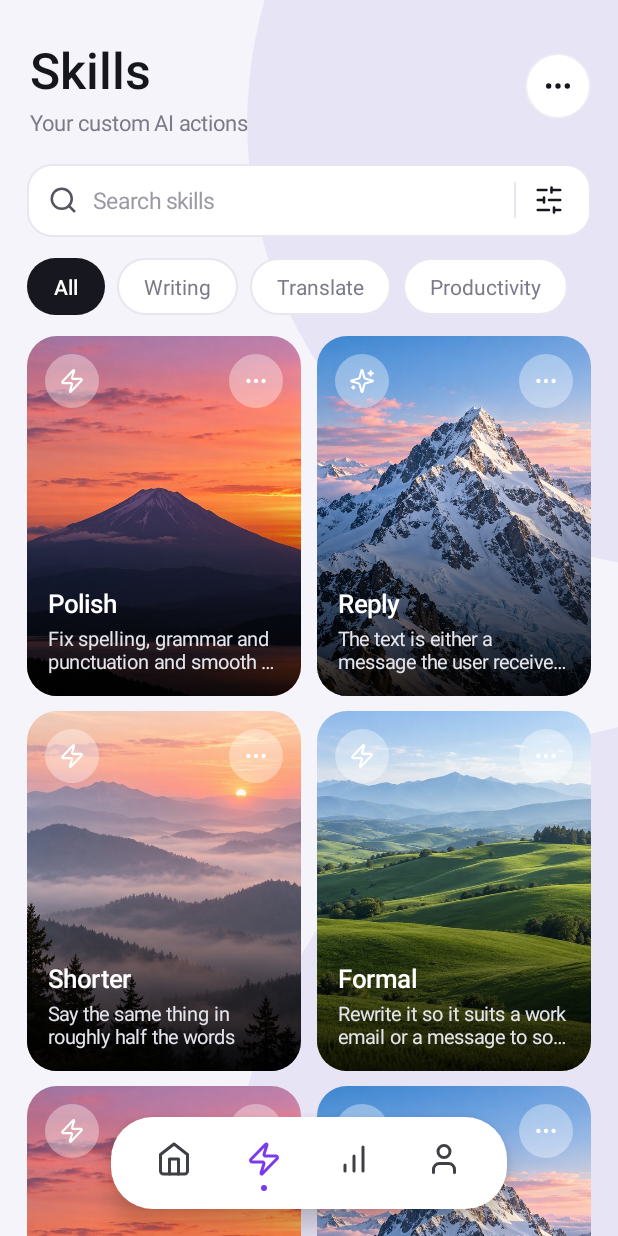
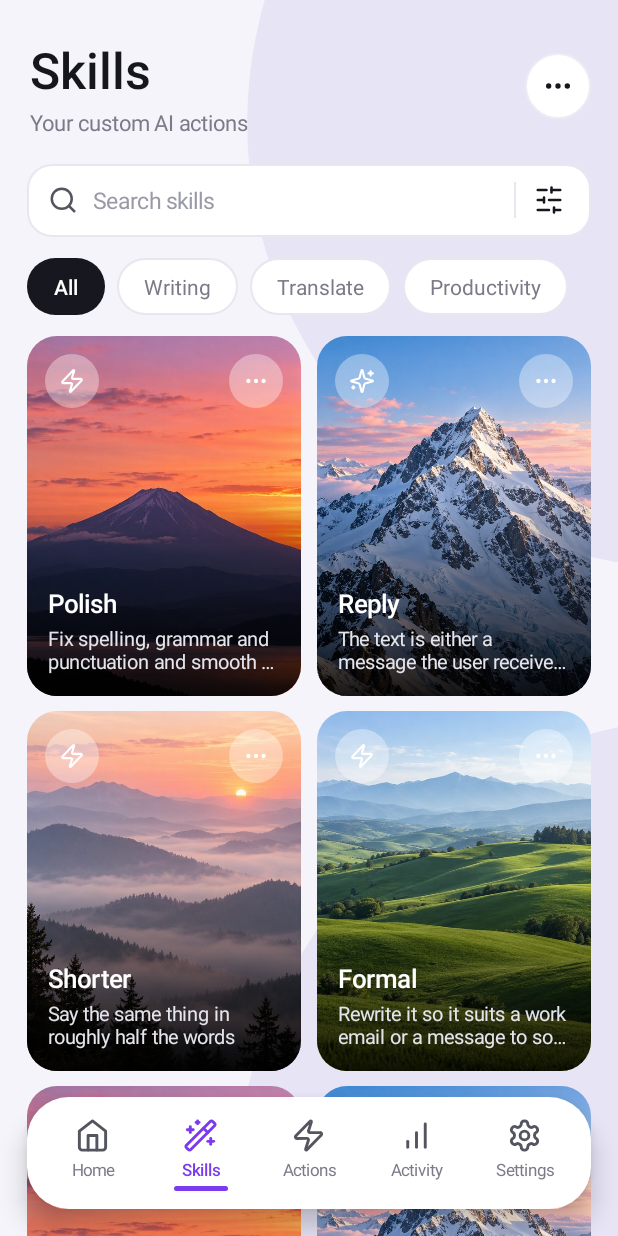
Before and after one commit to manavbudhia-dev/verbo, an Android app: the MainActivity screen opened directly, with no data from a screen before it, after a tap on "All", on a phone screen of 412 x 824 dp. Run offline under Robolectric (Android 15) with nearby library versions, the phone set to English and light mode, and no system bars; libraries missing offline, so code that uses them is left out: com.anthropic.client, com.anthropic.core, com.anthropic.errors, com.anthropic.models; 3 other taps on this screen came first.

Commit message:
One bottom bar everywhere: five labelled tabs with a purple underline, no stray keyboard FAB; Try the keyboard moves into Settings

```diff
--- a/app/src/main/java/app/verbo/keyboard/Look.kt
+++ b/app/src/main/java/app/verbo/keyboard/Look.kt
@@ -100,7 +100,7 @@ class Look(val a: Activity) {
         if (nav == null) a.setContentView(scroll)
         else a.setContentView(FrameLayout(a).apply {
             addView(scroll, FrameLayout.LayoutParams(-1, -1))
-            addView(nav, FrameLayout.LayoutParams(-2, -2, Gravity.BOTTOM or Gravity.CENTER_HORIZONTAL).apply { bottomMargin = dp(18) })
+            addView(nav, FrameLayout.LayoutParams(-1, -2, Gravity.BOTTOM).apply { bottomMargin = dp(18); leftMargin = dp(18); rightMargin = dp(18) })
         })
         return column
     }
@@ -455,62 +455,34 @@ class Look(val a: Activity) {
         layoutParams = LinearLayout.LayoutParams(-1, -2)
     }
 
-    /** Settings tab bar: Home, Activity, the round keyboard button, Settings (active gets an underline). */
-    fun navSettings(onHome: () -> Unit, onActivity: () -> Unit, onKeyboard: () -> Unit): LinearLayout {
+    /** The one bottom bar used on every page: five labelled tabs, active one purple with an underline. */
+    fun nav(active: String, onHome: () -> Unit, onSkills: () -> Unit, onActions: () -> Unit, onActivity: () -> Unit, onSettings: () -> Unit): LinearLayout {
         val bar = LinearLayout(a).apply {
             gravity = Gravity.CENTER_VERTICAL
             background = shape(card, 28)
-            setPadding(dp(10), dp(8), dp(10), dp(8))
+            setPadding(dp(8), dp(8), dp(8), dp(8))
             elevation = dp(10).toFloat()
         }
-        fun item(iconRes: Int, label: String, active: Boolean, onTap: () -> Unit) {
-            val col = LinearLayout(a).apply {
-                orientation = LinearLayout.VERTICAL
-                gravity = Gravity.CENTER_HORIZONTAL
-                setPadding(dp(14), dp(6), dp(14), dp(4))
-                background = ripple(null, 18)
-                setOnClickListener { onTap() }
-            }
-            col.addView(icon(iconRes, 24, if (active) accent else Color.parseColor("#55555F")))
-            col.addView(text(label, 11.5f, if (active) accent else muted, bold = active).apply { setPadding(0, dp(3), 0, 0) })
-            col.addView(View(a).apply { background = shape(if (active) accent else Color.TRANSPARENT, 2) }, LinearLayout.LayoutParams(dp(44), dp(3)).apply { topMargin = dp(3) })
-            bar.addView(col)
-        }
-        item(R.drawable.ic_home, "Home", false, onHome)
-        item(R.drawable.ic_bar_chart, "Activity", false, onActivity)
-        bar.addView(FrameLayout(a).apply {
-            background = shape(accent, 28)
-            elevation = dp(6).toFloat()
-            addView(icon(R.drawable.ic_keyboard, 26, Color.WHITE), FrameLayout.LayoutParams(dp(26), dp(26), Gravity.CENTER))
-            setOnClickListener { onKeyboard() }
-            contentDescription = "Try the keyboard"
-        }, LinearLayout.LayoutParams(dp(56), dp(56)).apply { setMargins(dp(14), 0, dp(14), 0) })
-        item(R.drawable.ic_settings, "Settings", true) {}
-        return bar
-    }
-
-    /** Icon-only tab bar with a dot under the active tab, as on the Skills and Auto Actions screens. */
-    fun navIcons(active: String, items: List<Triple<String, Int, () -> Unit>>): LinearLayout {
-        val bar = LinearLayout(a).apply {
-            gravity = Gravity.CENTER_VERTICAL
-            background = shape(card, 28)
-            setPadding(dp(12), dp(10), dp(12), dp(8))
-            elevation = dp(10).toFloat()
-        }
-        items.forEach { (id, iconRes, onTap) ->
+        fun item(id: String, iconRes: Int, label: String, onTap: () -> Unit) {
             val on = id == active
             val col = LinearLayout(a).apply {
                 orientation = LinearLayout.VERTICAL
                 gravity = Gravity.CENTER_HORIZONTAL
-                setPadding(dp(18), dp(6), dp(18), dp(4))
+                setPadding(0, dp(6), 0, dp(4))
                 background = ripple(null, 18)
+                contentDescription = label
                 setOnClickListener { onTap() }
-                contentDescription = id
             }
-            col.addView(icon(iconRes, 24, if (on) accent else Color.parseColor("#3F3F46")))
-            col.addView(View(a).apply { background = shape(if (on) accent else Color.TRANSPARENT, 2) }, LinearLayout.LayoutParams(dp(4), dp(4)).apply { topMargin = dp(5) })
-            bar.addView(col)
+            col.addView(icon(iconRes, 23, if (on) accent else Color.parseColor("#55555F")))
+            col.addView(text(label, 11f, if (on) accent else muted, bold = on).apply { setPadding(0, dp(3), 0, 0); gravity = Gravity.CENTER_HORIZONTAL })
+            col.addView(View(a).apply { background = shape(if (on) accent else Color.TRANSPARENT, 2) }, LinearLayout.LayoutParams(dp(36), dp(3)).apply { topMargin = dp(3); gravity = Gravity.CENTER_HORIZONTAL })
+            bar.addView(col, LinearLayout.LayoutParams(0, -2, 1f))
         }
+        item("home", R.drawable.ic_home, "Home", onHome)
+        item("skills", R.drawable.ic_wand_sparkles, "Skills", onSkills)
+        item("actions", R.drawable.ic_zap, "Actions", onActions)
+        item("activity", R.drawable.ic_bar_chart, "Activity", onActivity)
+        item("settings", R.drawable.ic_settings, "Settings", onSettings)
         return bar
     }
 
--- a/app/src/main/java/app/verbo/keyboard/MainActivity.kt
+++ b/app/src/main/java/app/verbo/keyboard/MainActivity.kt
@@ -63,44 +63,14 @@ class MainActivity : Activity() {
 
     private fun build() {
         when (tab) {
-            "library" -> buildLibrary(look.page(look.navIcons("skills", listOf(
-                Triple("home", R.drawable.ic_home, { tab = "home"; build() }),
-                Triple("skills", R.drawable.ic_zap, {}),
-                Triple("activity", R.drawable.ic_bar_chart, { open("usage") }),
-                Triple("person", R.drawable.ic_user, { open("memory") }),
-            ))))
-            "settings" -> buildSettings(look.page(look.navSettings(
-                { tab = "home"; build() },
-                { open("usage") },
-                { open("try") },
-            )))
-            else -> buildHome(ui.page(navBar()))
+            "library" -> buildLibrary(look.page(look.nav("skills",
+                { tab = "home"; build() }, {}, { open("triggers") }, { open("usage") }, { tab = "settings"; build() })))
+            "settings" -> buildSettings(look.page(look.nav("settings",
+                { tab = "home"; build() }, { tab = "library"; build() }, { open("triggers") }, { open("usage") }, {})))
+            else -> buildHome(ui.page(look.nav("home",
+                {}, { tab = "library"; build() }, { open("triggers") }, { open("usage") }, { tab = "settings"; build() })))
         }
         refreshSetup()
-    }
-
-    /** The floating bar at the bottom: home, skill library, settings, and a shortcut to make a new skill. */
-    private fun navBar(): View {
-        val bar = LinearLayout(this).apply {
-            gravity = Gravity.CENTER_VERTICAL
-            background = ui.shape(Color.parseColor("#201F38"), 30, ui.line)
-            setPadding(ui.dp(8), ui.dp(6), ui.dp(8), ui.dp(6))
-            elevation = ui.dp(8).toFloat()
-        }
-        fun item(id: String?, icon: Int, label: String, onTap: () -> Unit) {
-            val on = id != null && id == tab
-            bar.addView(ui.icon(icon, 26, if (on) Color.WHITE else ui.muted).apply {
-                setPadding(ui.dp(13), ui.dp(11), ui.dp(13), ui.dp(11))
-                background = ui.ripple(if (on) ui.shape(ui.accent, 22) else null, 22)
-                contentDescription = label
-                setOnClickListener { onTap() }
-            }, LinearLayout.LayoutParams(ui.dp(52), ui.dp(48)).apply { setMargins(ui.dp(4), 0, ui.dp(4), 0) })
-        }
-        item("home", R.drawable.ic_keyboard, "Home") { tab = "home"; build() }
-        item("library", R.drawable.ic_wand_sparkles, "Skill library") { tab = "library"; build() }
-        item("settings", R.drawable.ic_settings, "Settings") { tab = "settings"; build() }
-        item(null, R.drawable.ic_plus, "Create a skill") { open("create") }
-        return bar
     }
 
     private fun newSetupBox(column: LinearLayout) {
@@ -344,6 +314,7 @@ class MainActivity : Activity() {
             look.rowTile(look.blueBg, look.blueTint, R.drawable.ic_palette, "Look & Feel", "Theme, key style, height") { open("look") },
             look.rowTile(look.purpleBg, look.purpleTint, 0, "Typing", "Auto-correct & suggestions", iconText = "Aa") { open("typing") },
             look.rowTile(look.orangeBg, look.orangeTint, R.drawable.ic_volume_2, "Sound & Vibration", "Feedback & haptics") { open("feedback") },
+            look.rowTile(look.greenBg, look.greenTint, R.drawable.ic_keyboard, "Try the keyboard", "Type a test line with Verbo") { open("try") },
         ))
 
         column.addView(look.sectionHead(R.drawable.ic_layers, look.accent, "More Options", "Languages, keys, shortcuts and connections"))
--- a/app/src/main/java/app/verbo/keyboard/Ui.kt
+++ b/app/src/main/java/app/verbo/keyboard/Ui.kt
@@ -62,7 +62,7 @@ class Ui(val a: Activity) {
         if (nav == null) a.setContentView(scroll)
         else a.setContentView(android.widget.FrameLayout(a).apply {
             addView(scroll, android.widget.FrameLayout.LayoutParams(-1, -1))
-            addView(nav, android.widget.FrameLayout.LayoutParams(-2, -2, Gravity.BOTTOM or Gravity.CENTER_HORIZONTAL).apply { bottomMargin = dp(26) })
+            addView(nav, android.widget.FrameLayout.LayoutParams(-1, -2, Gravity.BOTTOM).apply { bottomMargin = dp(18); leftMargin = dp(18); rightMargin = dp(18) })
         })
         return column
     }
```
Also changed, not shown: app/src/main/java/app/verbo/keyboard/PageActivity.kt (+17 -7 lines).
